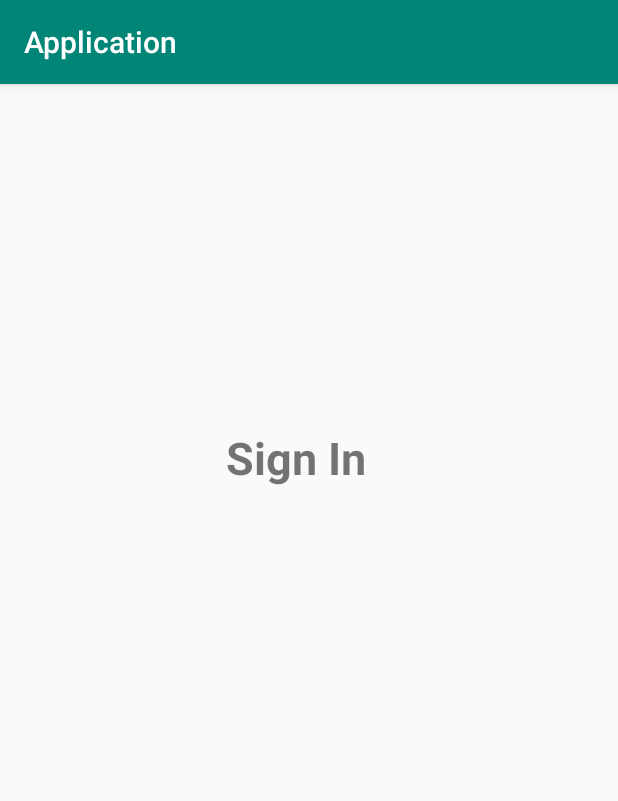
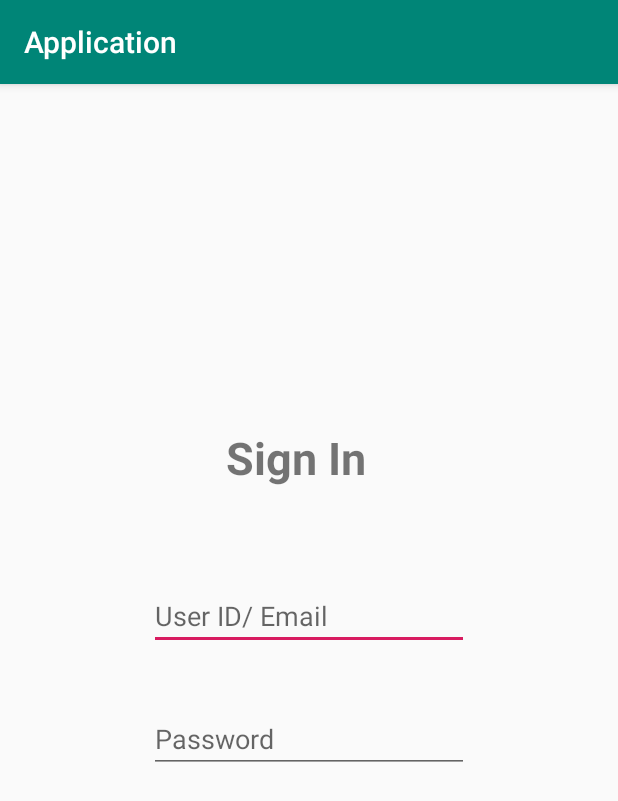
Before and after one commit to rafattu5har/Application, an Android app: the screen it shows after launch (MainActivity), on a phone screen of 412 x 824 dp. Shown: the top 801 px of the screen. Run offline under Robolectric (Android 15) with nearby library versions, the phone set to English and light mode, and no system bars.

Commit message:
Adding context in log in screen

```diff
--- a/Project/app/src/main/res/layout/activity_main.xml
+++ b/Project/app/src/main/res/layout/activity_main.xml
@@ -26,4 +26,42 @@
         app:layout_constraintStart_toStartOf="parent"
         app:layout_constraintTop_toTopOf="parent"
         app:layout_constraintVertical_bias="0.314" />
+
+    <EditText
+        android:id="@+id/UserEmailEditText"
+        android:layout_width="wrap_content"
+        android:layout_height="wrap_content"
+        android:layout_marginStart="8dp"
+        android:layout_marginLeft="8dp"
+        android:layout_marginTop="8dp"
+        android:layout_marginEnd="8dp"
+        android:layout_marginRight="8dp"
+        android:layout_marginBottom="8dp"
+        android:ems="10"
+        android:hint="User ID/ Email"
+        android:inputType="textPersonName"
+        app:layout_constraintBottom_toBottomOf="parent"
+        app:layout_constraintEnd_toEndOf="parent"
+        app:layout_constraintStart_toStartOf="parent"
+        app:layout_constraintTop_toBottomOf="@+id/LogInTextView"
+        app:layout_constraintVertical_bias="0.106" />
+
+    <EditText
+        android:id="@+id/UserPassEditText"
+        android:layout_width="wrap_content"
+        android:layout_height="wrap_content"
+        android:layout_marginStart="8dp"
+        android:layout_marginLeft="8dp"
+        android:layout_marginTop="8dp"
+        android:layout_marginEnd="8dp"
+        android:layout_marginRight="8dp"
+        android:layout_marginBottom="8dp"
+        android:ems="10"
+        android:hint="Password"
+        android:inputType="textPassword"
+        app:layout_constraintBottom_toBottomOf="parent"
+        app:layout_constraintEnd_toEndOf="parent"
+        app:layout_constraintStart_toStartOf="parent"
+        app:layout_constraintTop_toBottomOf="@+id/UserEmailEditText"
+        app:layout_constraintVertical_bias="0.087" />
 </androidx.constraintlayout.widget.ConstraintLayout>
```
